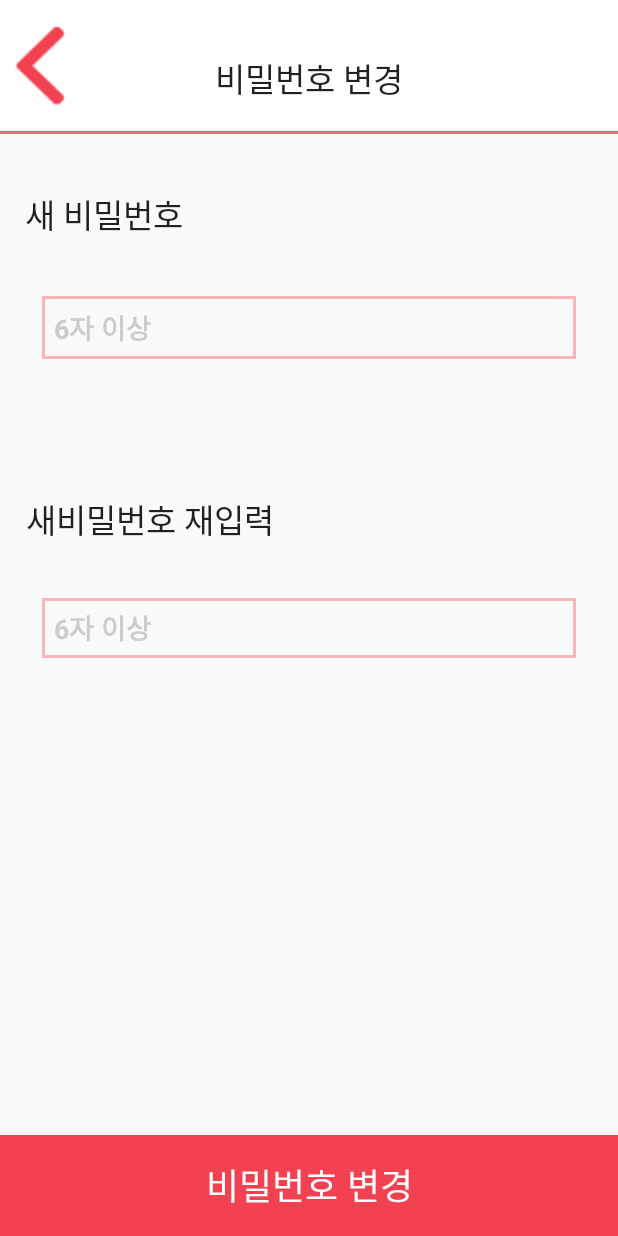
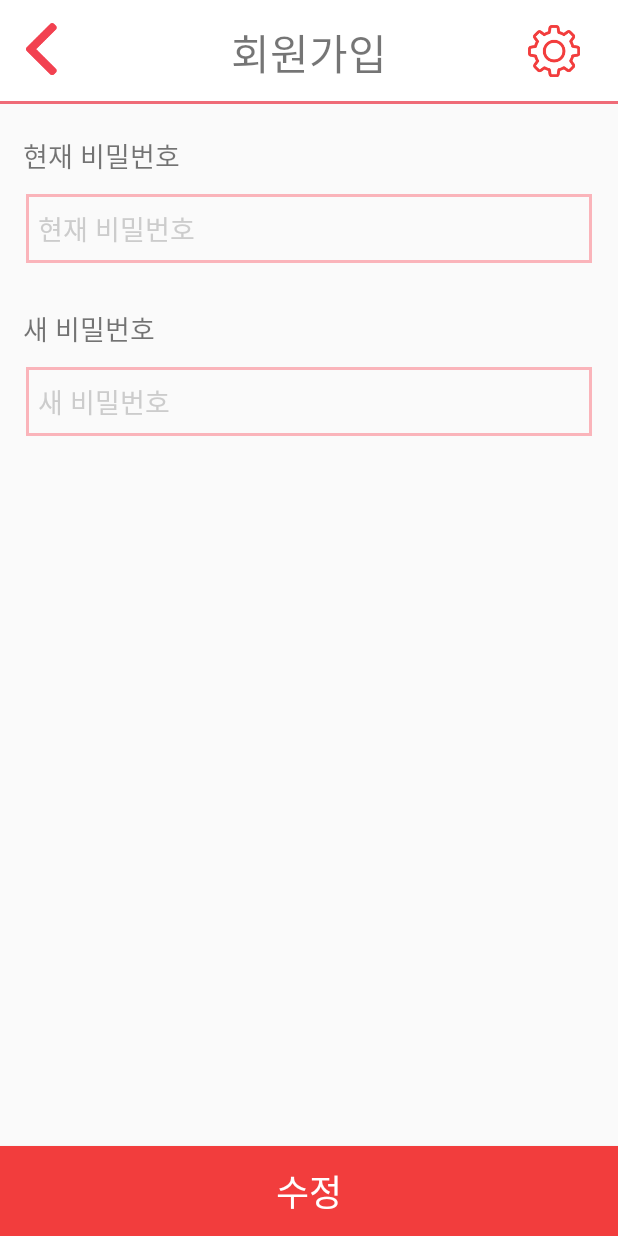
Before and after one commit to jb2flower/Rabbit, an Android app: the layout pw_change.xml on its own in the app's theme, with its tools: preview values and no code run, on a phone screen of 412 x 824 dp. Run offline under Robolectric (Android 15) with nearby library versions, the light colour scheme and no system bars.

Commit message:
설정 회원설정 끝 메인 시작

```diff
--- a/ppiyongppiyong4/app/src/main/java/com/cookandroid/kotlinapp/ID_find.kt
+++ b/ppiyongppiyong4/app/src/main/java/com/cookandroid/kotlinapp/ID_find.kt
@@ -6,7 +6,7 @@ import android.os.Bundle
 import kotlinx.android.synthetic.main.header.*
 import kotlinx.android.synthetic.main.id_find.*
 
-class ID_find : AppCompatActivity() {
+class ID_find : Common() {
 
     override fun onCreate(savedInstanceState: Bundle?) {
         super.onCreate(savedInstanceState)
--- a/ppiyongppiyong4/app/src/main/java/com/cookandroid/kotlinapp/Identification.kt
+++ b/ppiyongppiyong4/app/src/main/java/com/cookandroid/kotlinapp/Identification.kt
@@ -7,7 +7,7 @@ import kotlinx.android.synthetic.main.header.*
 import kotlinx.android.synthetic.main.identification.*
 import kotlinx.android.synthetic.main.setting.*
 
-class Identification : AppCompatActivity() {
+class Identification : Common() {
 
     override fun onCreate(savedInstanceState: Bundle?) {
         super.onCreate(savedInstanceState)
--- a/ppiyongppiyong4/app/src/main/java/com/cookandroid/kotlinapp/Join.kt
+++ b/ppiyongppiyong4/app/src/main/java/com/cookandroid/kotlinapp/Join.kt
@@ -6,7 +6,7 @@ import android.os.Bundle
 import kotlinx.android.synthetic.main.header.*
 import kotlinx.android.synthetic.main.join.*
 
-class Join : AppCompatActivity() {
+class Join : Common() {
 
     override fun onCreate(savedInstanceState: Bundle?) {
         super.onCreate(savedInstanceState)
--- a/ppiyongppiyong4/app/src/main/java/com/cookandroid/kotlinapp/JoinOk.kt
+++ b/ppiyongppiyong4/app/src/main/java/com/cookandroid/kotlinapp/JoinOk.kt
@@ -6,7 +6,7 @@ import android.os.Bundle
 import kotlinx.android.synthetic.main.header.*
 import kotlinx.android.synthetic.main.join_ok.*
 
-class JoinOk : AppCompatActivity() {
+class JoinOk : Common() {
     override fun onCreate(savedInstanceState: Bundle?) {
         super.onCreate(savedInstanceState)
         setContentView(R.layout.join_ok)
--- a/ppiyongppiyong4/app/src/main/java/com/cookandroid/kotlinapp/Login.kt
+++ b/ppiyongppiyong4/app/src/main/java/com/cookandroid/kotlinapp/Login.kt
@@ -6,7 +6,7 @@ import android.os.Bundle
 import kotlinx.android.synthetic.main.header.*
 import kotlinx.android.synthetic.main.login.*
 
-class Login : AppCompatActivity() {
+class Login : Common() {
 
     override fun onCreate(savedInstanceState: Bundle?) {
         super.onCreate(savedInstanceState)
--- a/ppiyongppiyong4/app/src/main/java/com/cookandroid/kotlinapp/MemberModify.kt
+++ b/ppiyongppiyong4/app/src/main/java/com/cookandroid/kotlinapp/MemberModify.kt
@@ -6,7 +6,7 @@ import android.os.Bundle
 import kotlinx.android.synthetic.main.header.*
 import kotlinx.android.synthetic.main.member_modify.*
 
-class MemberModify : AppCompatActivity() {
+class MemberModify : Common() {
 
     override fun onCreate(savedInstanceState: Bundle?) {
         super.onCreate(savedInstanceState)
--- a/ppiyongppiyong4/app/src/main/res/layout/header.xml
+++ b/ppiyongppiyong4/app/src/main/res/layout/header.xml
@@ -20,7 +20,8 @@
                 app:layout_constraintEnd_toEndOf="parent"
                 app:layout_constraintBottom_toBottomOf="parent" android:layout_marginBottom="2dp"
                 android:layout_width="45dp" app:layout_constraintHorizontal_bias="0.057"
-                app:layout_constraintVertical_bias="1.0"/>
+                app:layout_constraintVertical_bias="1.0"
+                android:onClick="back"/>
     </android.support.constraint.ConstraintLayout>
     <android.support.constraint.ConstraintLayout
             style="@style/header_txt"
@@ -43,10 +44,11 @@
             app:layout_constraintBottom_toBottomOf="@id/header">
         <ImageButton app:srcCompat="@drawable/header_setting_btn"
                      style="@style/header_setting_btn"
-                     android:contentDescription="@string/back_desc"
+                     android:contentDescription="@string/setting_desc"
                      android:id="@+id/btnHeaderSetting"
                      app:layout_constraintTop_toTopOf="parent"
                      app:layout_constraintEnd_toEndOf="parent"
-                     android:layout_marginBottom="2dp"/>
+                     android:layout_marginBottom="2dp"
+                    android:onClick="goSetting"/>
     </android.support.constraint.ConstraintLayout>
 </android.support.constraint.ConstraintLayout>
--- a/ppiyongppiyong4/app/src/main/res/layout/pw_change.xml
+++ b/ppiyongppiyong4/app/src/main/res/layout/pw_change.xml
@@ -5,99 +5,68 @@
         xmlns:app="http://schemas.android.com/apk/res-auto"
         android:layout_width="match_parent"
         android:layout_height="match_parent"
-        tools:context=".PW_change">
-    <Button
+        tools:context=".PW_change" android:id="@+id/constraintLayout2">
+    <include layout="@layout/header" android:id="@+id/header"/>
+    <android.support.constraint.ConstraintLayout
             android:layout_width="match_parent"
-            android:layout_height="67dp"
-            android:background="@color/colorAccent" android:textColor="@android:color/background_light"
-            android:layout_marginTop="324dp"
-            app:layout_constraintTop_toBottomOf="@+id/edtxt_db" app:layout_constraintStart_toStartOf="parent"
-            app:layout_constraintEnd_toEndOf="parent"
-            app:layout_constraintBottom_toBottomOf="parent" android:textSize="24sp"
-            app:layout_constraintHorizontal_bias="0.0" android:text="비밀번호 변경" android:id="@+id/button7"/>
-    <TextView
-            android:text="새비밀번호 재입력"
-            android:layout_width="wrap_content"
+            android:layout_height="wrap_content" app:layout_constraintTop_toBottomOf="@+id/header">
+        <android.support.constraint.ConstraintLayout
+                android:layout_width="match_parent"
                 android:layout_height="wrap_content"
-            android:id="@+id/textViewlogin12"
-            android:textAppearance="@style/TextAppearance.AppCompat.Large"
-            android:layout_marginTop="35dp" app:layout_constraintTop_toBottomOf="@+id/editText6"
-            app:layout_constraintStart_toStartOf="parent" android:layout_marginStart="16dp"
-            app:layout_constraintEnd_toEndOf="parent" android:layout_marginEnd="228dp"
-            android:layout_marginBottom="19dp" app:layout_constraintBottom_toTopOf="@+id/editText10"/>
-    <EditText
-            android:layout_width="360dp"
-            android:layout_height="44dp"
-            android:inputType="textPersonName"
-            android:ems="10"
-            android:id="@+id/editText10"
-            android:textSize="18sp"
-            android:background="@drawable/borderpink"
-            android:textStyle="bold" android:textColorHint="@color/colorPrimaryDark"
-            android:textColor="@color/common_google_signin_btn_text_dark_focused"
-            android:paddingLeft="10dp"
-            android:hint="6자 이상" android:layout_marginTop="1dp"
-            app:layout_constraintTop_toBottomOf="@+id/textViewlogin12" app:layout_constraintStart_toStartOf="parent"
-            android:layout_marginStart="25dp" app:layout_constraintEnd_toEndOf="parent"
-            android:layout_marginEnd="26dp" android:layout_marginBottom="303dp"
-            app:layout_constraintBottom_toTopOf="@+id/button7"/>
-    <TextView
-            android:text="새 비밀번호"
-            android:layout_width="126dp"
-            android:layout_height="wrap_content"
-            android:id="@+id/textViewlogin7"
-            android:textAppearance="@style/TextAppearance.AppCompat.Large"
-            android:layout_marginTop="23dp"
-            app:layout_constraintTop_toBottomOf="@+id/linearLayout" app:layout_constraintStart_toStartOf="parent"
-            android:layout_marginStart="16dp" app:layout_constraintEnd_toEndOf="parent"
-            android:layout_marginEnd="269dp" android:layout_marginBottom="11dp"
-            app:layout_constraintBottom_toTopOf="@+id/editText6"/>
-    <EditText
-            android:layout_width="360dp"
-            android:layout_height="46dp"
-            android:inputType="textPersonName"
-            android:ems="10"
-            android:id="@+id/editText6"
-            android:textSize="18sp"
-            android:background="@drawable/borderpink"
-            android:textStyle="bold" android:textColorHint="@color/colorPrimaryDark"
-            android:textColor="@color/common_google_signin_btn_text_dark_focused"
-            android:paddingLeft="10dp"
-            android:hint="6자 이상" android:layout_marginTop="11dp"
-            app:layout_constraintTop_toBottomOf="@+id/textViewlogin7" app:layout_constraintStart_toStartOf="parent"
-            android:layout_marginStart="25dp" app:layout_constraintEnd_toEndOf="parent"
-            android:layout_marginEnd="26dp" android:layout_marginBottom="40dp"
-            app:layout_constraintBottom_toTopOf="@+id/textViewlogin12"/>
+                app:layout_constraintStart_toStartOf="parent"
+                app:layout_constraintEnd_toEndOf="parent" android:id="@+id/constraintLayout"
+                app:layout_constraintTop_toTopOf="parent">
             <LinearLayout
                     android:orientation="vertical"
                     android:layout_width="match_parent"
-            android:layout_height="90dp" app:layout_constraintTop_toTopOf="parent"
+                    android:layout_height="wrap_content"
                     app:layout_constraintStart_toStartOf="parent"
-            android:layout_marginBottom="60dp"
-            app:layout_constraintBottom_toTopOf="@+id/imageView"
-            android:id="@+id/linearLayout" android:background="@drawable/borderpink2"
-            app:layout_constraintEnd_toEndOf="parent">
+                    style="@style/join_list"
+                    app:layout_constraintEnd_toEndOf="parent"
+                    app:layout_constraintTop_toTopOf="parent" android:id="@+id/joinList1"
+                    app:layout_constraintHorizontal_bias="0.0">
+                <TextView
+                        style="@style/join_list_tit"
+                        android:text="@string/now_pw"
+                        app:layout_constraintTop_toTopOf="parent"
+                        app:layout_constraintStart_toStartOf="parent"/>
+                <EditText
+                        style="@style/join_list_edit"
+                        android:hint="@string/now_pw"
+                        android:ems="255"
+                        android:id="@+id/txtNowPw"
+                        android:inputType="textPassword"
+                        android:importantForAutofill="no" tools:targetApi="o"/>
             </LinearLayout>
+            <LinearLayout
+                    android:orientation="vertical"
+                    android:layout_width="match_parent"
+                    android:layout_height="wrap_content"
+                    app:layout_constraintStart_toStartOf="parent"
+                    style="@style/join_list"
+                    app:layout_constraintEnd_toEndOf="parent"
+                    android:id="@+id/joinList2"
+                    app:layout_constraintHorizontal_bias="0.0" android:layout_marginTop="8dp"
+                    app:layout_constraintTop_toBottomOf="@+id/joinList1">
                 <TextView
-            android:text="비밀번호 변경"
-            android:layout_width="wrap_content"
-            android:layout_height="wrap_content"
-            android:id="@+id/textViewlogin5"
-            android:textAppearance="@style/TextAppearance.AppCompat.Large"
+                        style="@style/join_list_tit"
+                        android:text="@string/new_pw"
                         app:layout_constraintTop_toTopOf="parent"
-            android:layout_marginTop="35dp" app:layout_constraintEnd_toEndOf="parent" android:layout_marginBottom="8dp"
-            app:layout_constraintHorizontal_bias="0.541"
-            app:layout_constraintVertical_bias="0.0" android:layout_marginEnd="32dp" android:layout_marginStart="8dp"
-            app:layout_constraintStart_toStartOf="@+id/imgLeftArrowPink3"
-            app:layout_constraintBottom_toBottomOf="@+id/linearLayout"/>
-    <ImageButton
-            android:layout_width="49dp"
-            android:layout_height="62dp" app:srcCompat="@drawable/leftarrowpink123123"
-            android:id="@+id/imgLeftArrowPink3"
-            app:layout_constraintStart_toStartOf="@+id/linearLayout"
-            android:contentDescription="TODO"
-            app:layout_constraintEnd_toStartOf="@+id/textViewlogin2" app:layout_constraintHorizontal_bias="0.0"
-            android:layout_marginEnd="8dp" android:scaleType="center"
-            app:layout_constraintTop_toTopOf="@+id/linearLayout"
-            android:layout_marginStart="4dp" app:layout_constraintBottom_toBottomOf="@+id/linearLayout"/>
+                        app:layout_constraintStart_toStartOf="parent"/>
+                <EditText
+                        style="@style/join_list_edit"
+                        android:hint="@string/new_pw"
+                        android:ems="255"
+                        android:id="@+id/txtNewPw"
+                        android:inputType="textPassword"
+                        android:importantForAutofill="no" tools:targetApi="o"/>
+            </LinearLayout>
         </android.support.constraint.ConstraintLayout>
+    </android.support.constraint.ConstraintLayout>
+    <Button
+            android:text="@string/modify"
+            style="@style/bottom_btn"
+            android:id="@+id/btnSubmit"
+            app:layout_constraintStart_toStartOf="parent" app:layout_constraintEnd_toEndOf="parent"
+            app:layout_constraintBottom_toBottomOf="parent"/>
+</android.support.constraint.ConstraintLayout>
--- a/ppiyongppiyong4/app/src/main/res/values/colors.xml
+++ b/ppiyongppiyong4/app/src/main/res/values/colors.xml
@@ -10,4 +10,5 @@
     <color name="colorPrimaryDark2">#00574B</color>
     <color name="colorAccent2">#EF6B77</color>
     <color name="colorBlack">#0d0d0d</color>
+    <color name="alpha">#00000000</color>
 </resources>
--- a/ppiyongppiyong4/app/src/main/res/values/strings.xml
+++ b/ppiyongppiyong4/app/src/main/res/values/strings.xml
@@ -38,4 +38,7 @@
     <string name="weight">체중</string>
     <string name="hospital">다니는 병원</string>
     <string name="contact">연락처</string>
+    <string name="setting_desc">설정</string>
+    <string name="now_pw">현재 비밀번호</string>
+    <string name="new_pw">새 비밀번호</string>
 </resources>
```
Also changed, not shown: ppiyongppiyong4/app/src/main/java/com/cookandroid/kotlinapp/Common.kt (added, +16 -0 lines), ppiyongppiyong4/app/src/main/java/com/cookandroid/kotlinapp/DetailModify.kt (+2 -7 lines), ppiyongppiyong4/app/src/main/java/com/cookandroid/kotlinapp/Main.kt (+1 -6 lines), ppiyongppiyong4/app/src/main/java/com/cookandroid/kotlinapp/Notification_list.kt (+1 -6 lines), ppiyongppiyong4/app/src/main/java/com/cookandroid/kotlinapp/PW_change.kt (+2 -7 lines), ppiyongppiyong4/app/src/main/java/com/cookandroid/kotlinapp/PW_find.kt (+1 -6 lines), ppiyongppiyong4/app/src/main/java/com/cookandroid/kotlinapp/Push_setting.kt (+1 -7 lines), ppiyongppiyong4/app/src/main/java/com/cookandroid/kotlinapp/Setting.kt (+5 -7 lines), ppiyongppiyong4/app/src/main/res/layout/main.xml (+27 -12 lines), ppiyongppiyong4/app/src/main/res/layout/setting.xml (+23 -0 lines). Lines whose indentation alone changed are shown as unchanged.
